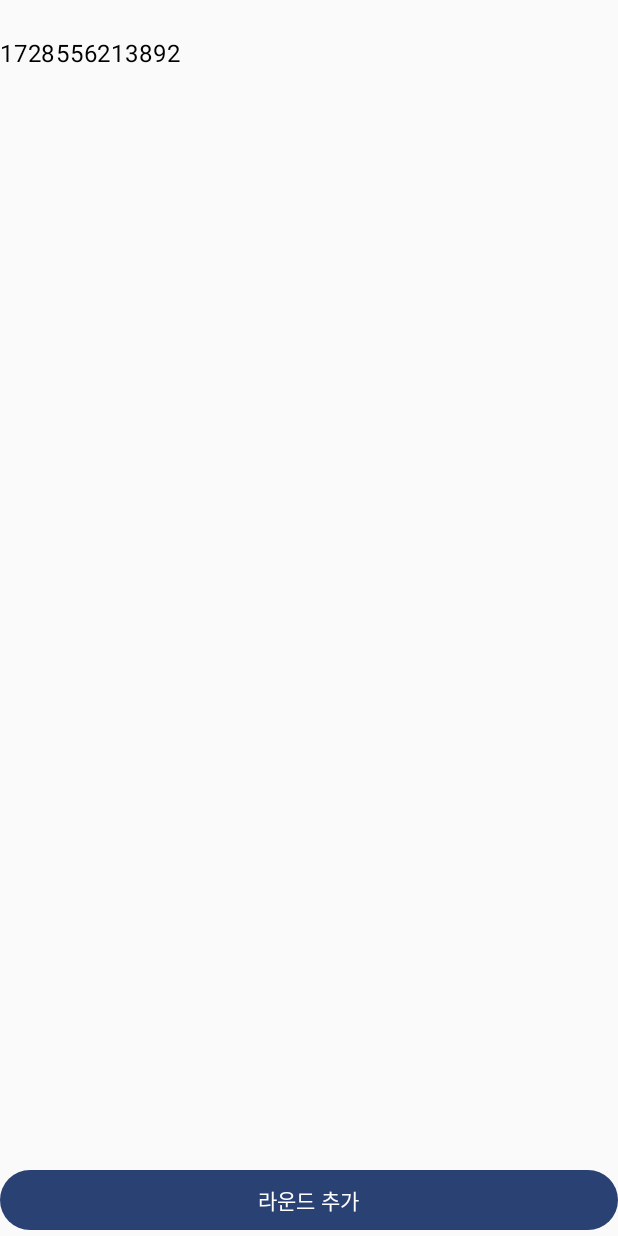
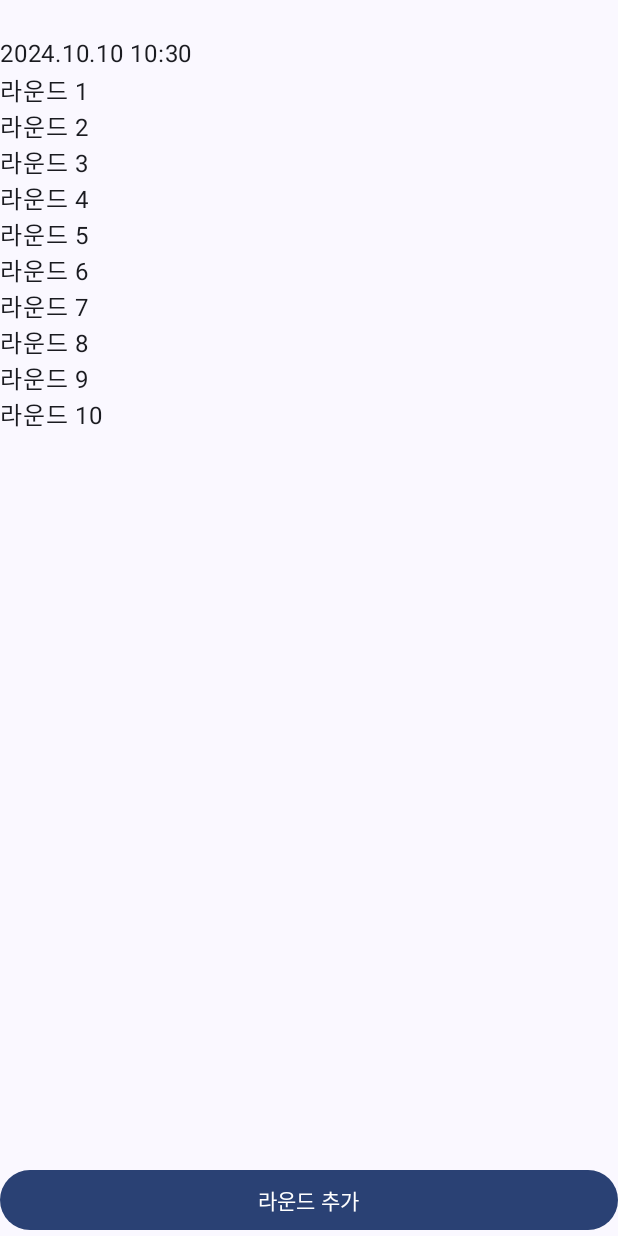
Before and after one commit to monopoly11141/Twoforyou_AllMighty, an Android app built with Jetpack Compose: the RecordScreen screen opened through its navigation route, after a tap on an icon or button, on a phone screen of 412 x 824 dp. Run offline under Robolectric (Android 15) with nearby library versions, the phone set to English and light mode, and no system bars; our stand-ins replace Dagger/Hilt's generated code, Room's generated code.

Commit message:
Added Round

```diff
--- a/app/src/main/java/com/example/twoforyou_allmighty/feature_record/domain/model/record/Round.kt
+++ b/app/src/main/java/com/example/twoforyou_allmighty/feature_record/domain/model/record/Round.kt
@@ -5,7 +5,6 @@ import com.example.twoforyou_allmighty.feature_record.domain.model.player.Player
 
 data class Round(
     val roundNumber : Int = 0,
-    val players: List<Player> = listOf(),
     val mightyPlayer : Player = Player(),
     val friendPlayer : Player = Player(),
     val pledgeTrickNumber : Int = 0,
--- a/app/src/main/java/com/example/twoforyou_allmighty/feature_record/presentation/record/component/RecordItem.kt
+++ b/app/src/main/java/com/example/twoforyou_allmighty/feature_record/presentation/record/component/RecordItem.kt
@@ -21,6 +21,7 @@ import androidx.compose.ui.platform.testTag
 import androidx.compose.ui.unit.dp
 import androidx.compose.ui.unit.sp
 import com.example.twoforyou_allmighty.feature_record.domain.model.record.Record
+import com.example.twoforyou_allmighty.feature_record.presentation.util.TimeUtil
 import com.example.twoforyou_allmighty.test.TestTag
 import java.text.SimpleDateFormat
 import java.util.Date
@@ -51,9 +52,8 @@ fun RecordItem(
                 modifier = Modifier
                     .weight(1f)
             ) {
-                val format = SimpleDateFormat("yyyy.MM.dd HH:mm", Locale.ENGLISH)
                 Text(
-                    text = format.format(Date(record.timeStamp)),
+                    text = TimeUtil.timeStampToTimeString(record.timeStamp),
                     fontSize = 10.sp
                 )
                 Row(
--- a/app/src/main/java/com/example/twoforyou_allmighty/feature_record/presentation/record_detail/RecordDetailScreen.kt
+++ b/app/src/main/java/com/example/twoforyou_allmighty/feature_record/presentation/record_detail/RecordDetailScreen.kt
@@ -2,18 +2,24 @@ package com.example.twoforyou_allmighty.feature_record.presentation.record_detai
 
 import androidx.compose.foundation.layout.Column
 import androidx.compose.foundation.layout.Row
+import androidx.compose.foundation.layout.Spacer
+import androidx.compose.foundation.layout.fillMaxSize
 import androidx.compose.foundation.layout.fillMaxWidth
+import androidx.compose.foundation.layout.padding
+import androidx.compose.foundation.layout.size
 import androidx.compose.foundation.lazy.LazyColumn
 import androidx.compose.foundation.lazy.items
 import androidx.compose.material3.Button
+import androidx.compose.material3.Scaffold
 import androidx.compose.material3.Text
 import androidx.compose.runtime.Composable
 import androidx.compose.runtime.LaunchedEffect
 import androidx.compose.ui.Modifier
+import androidx.compose.ui.unit.dp
 import androidx.hilt.navigation.compose.hiltViewModel
 import androidx.navigation.NavController
-import com.example.twoforyou_allmighty.feature_record.domain.model.player.Player
 import com.example.twoforyou_allmighty.feature_record.domain.model.record.Round
+import com.example.twoforyou_allmighty.feature_record.presentation.util.TimeUtil
 
 @Composable
 fun RecordDetailScreen(
@@ -26,35 +32,57 @@ fun RecordDetailScreen(
         viewModel.onEvent(RecordDetailEvent.InitRecord(recordKey))
     }
 
-    Column {
-        Text(text = viewModel.state.value.record.title)
-        Text(text = viewModel.state.value.record.timeStamp.toString())
+    Scaffold(
+        modifier = Modifier
+            .fillMaxSize()
+    ) { paddingValues ->
+        Column(
+            modifier = Modifier
+                .padding(paddingValues)
+        ) {
+            val record = viewModel.state.value.record
+            Text(text = record.title)
+
+            Text(text = TimeUtil.timeStampToTimeString(record.timeStamp))
 
             LazyColumn(
                 modifier = Modifier
                     .weight(1f)
             ) {
-            items(viewModel.state.value.record.round) { oneRound ->
-                for (players in oneRound.players) {
+                items(record.round) { oneRound ->
                     Row {
+                        Text(
+                            text = "라운드 ${oneRound.roundNumber}",
+                        )
+                        for (players in record.players) {
                             Text(text = players.name)
-                    }
+                            Spacer(
+                                modifier = Modifier
+                                    .size(4.dp)
+                            )
                         }
                     }
                 }
 
+
+            }
+
             Button(
-            onClick = { viewModel.onEvent(RecordDetailEvent.AddRound(
+                onClick = {
+                    viewModel.onEvent(
+                        RecordDetailEvent.AddRound(
                             Round(
-                    players = viewModel.state.value.record.players
+                                roundNumber = record.round.size + 1
                             )
-            )) },
+                        )
+                    )
+                },
                 modifier = Modifier
                     .fillMaxWidth()
             ) {
                 Text("라운드 추가")
             }
         }
-
+    }
 
 }
--- /dev/null
+++ b/app/src/main/java/com/example/twoforyou_allmighty/feature_record/presentation/util/TimeUtil.kt
@@ -0,0 +1,12 @@
+package com.example.twoforyou_allmighty.feature_record.presentation.util
+
+import java.text.SimpleDateFormat
+import java.util.Date
+import java.util.Locale
+
+object TimeUtil {
+    fun timeStampToTimeString(timeStamp: Long) : String {
+        val format = SimpleDateFormat("yyyy.MM.dd HH:mm", Locale.ENGLISH)
+        return format.format(Date(timeStamp))
+    }
+}
```
Also changed, not shown: app/src/main/java/com/example/twoforyou_allmighty/feature_record/presentation/add_record/AddRecordViewModel.kt (+12 -0 lines). Lines whose indentation alone changed are shown as unchanged.
